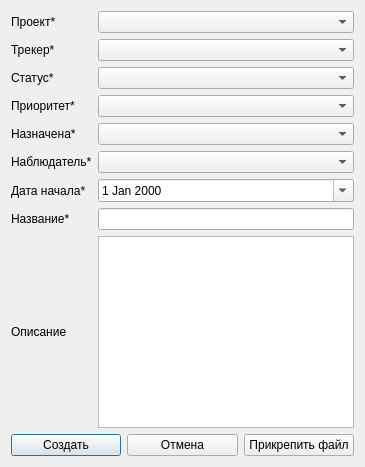
First picture: the form in createticketdialog.ui, repository abdull-vetrom/TickteSystem, before the edit.
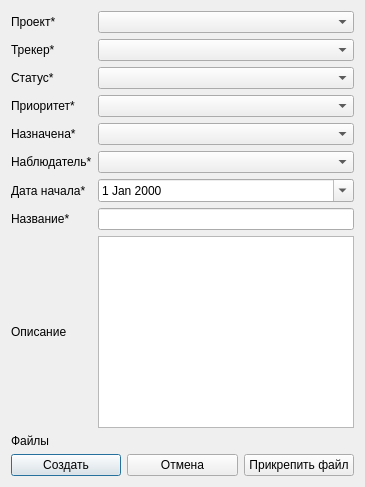
Second picture: the form after the edit.

```diff
--- a/createticketdialog.ui
+++ b/createticketdialog.ui
@@ -109,7 +109,19 @@
     <widget class="QPlainTextEdit" name="descriptionEdit"/>
    </item>
 
-   <item row="9" column="0" colspan="2">
+   <item row="9" column="0">
+    <widget class="QLabel" name="labelFiles">
+     <property name="text">
+      <string>Файлы</string>
+     </property>
+    </widget>
+   </item>
+
+   <item row="10" column="0" colspan="2">
+    <layout class="QVBoxLayout" name="attachedFilesLayout"/>
+   </item>
+
+   <item row="11" column="0" colspan="2">
     <layout class="QHBoxLayout" name="buttonLayout">
      <item>
       <widget class="QPushButton" name="confirmButton">
@@ -134,6 +146,7 @@
      </item>
     </layout>
    </item>
+
   </layout>
  </widget>
  <resources/>
```
